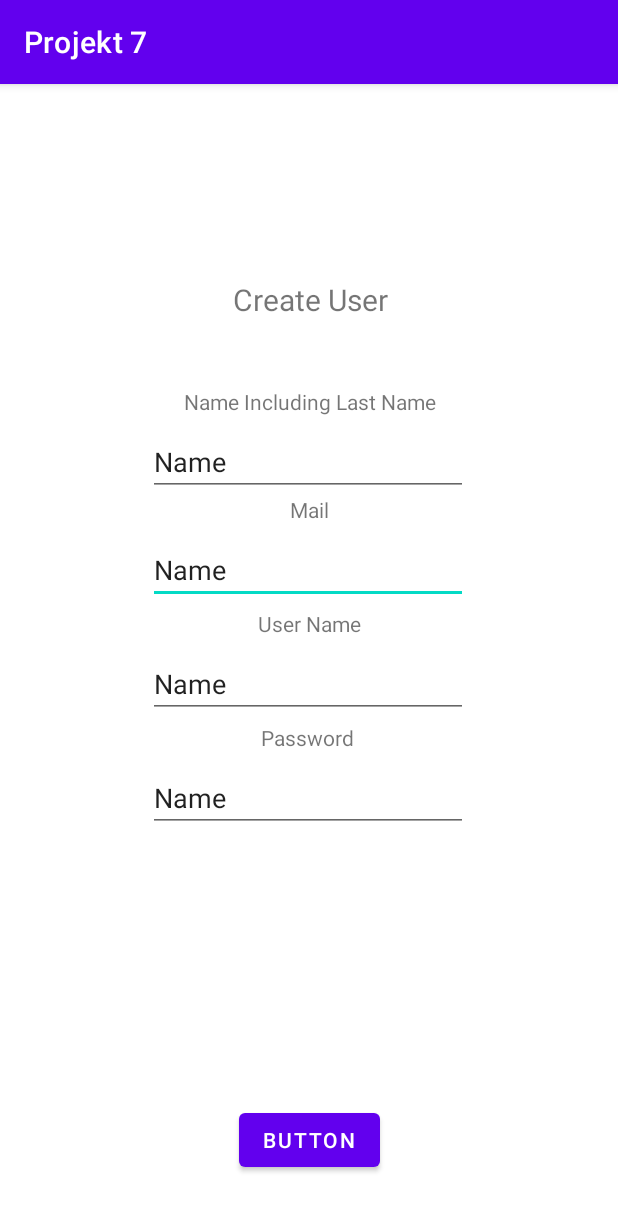
After one commit to tuktukjohansson/projekt7, an Android app: the CreateRUActivity screen opened directly, with no data from a screen before it, on a phone screen of 412 x 824 dp. The commit adds this screen. Shown: the top 1211 px of the screen. Run offline under Robolectric (Android 15) with nearby library versions, the phone set to English and light mode, and no system bars.

Commit message:
Jag har skapat en CreateRUActivity.kt, och gjort en layout. Dock ingen som helst kod eller funktionalitet än.

```diff
--- a/app/src/main/AndroidManifest.xml
+++ b/app/src/main/AndroidManifest.xml
@@ -9,6 +9,9 @@
         android:roundIcon="@mipmap/ic_launcher_round"
         android:supportsRtl="true"
         android:theme="@style/Theme.Projekt7">
+        <activity
+            android:name=".CreateRUActivity"
+            android:exported="true" />
         <activity
             android:name=".CreateBOActivity"
             android:exported="true" />
--- /dev/null
+++ b/app/src/main/java/com/example/projekt7/CreateRUActivity.kt
@@ -0,0 +1,11 @@
+package com.example.projekt7
+
+import androidx.appcompat.app.AppCompatActivity
+import android.os.Bundle
+
+class CreateRUActivity : AppCompatActivity() {
+    override fun onCreate(savedInstanceState: Bundle?) {
+        super.onCreate(savedInstanceState)
+        setContentView(R.layout.activity_create_ruactivity)
+    }
+}
--- a/app/src/main/res/layout/activity_create_boactivity.xml
+++ b/app/src/main/res/layout/activity_create_boactivity.xml
@@ -79,7 +79,7 @@
         app:layout_constraintTop_toBottomOf="@+id/textView" />
 
     <EditText
-        android:id="@+id/editTextTextPersonName4"
+        android:id="@+id/editTextPassword"
         android:layout_width="wrap_content"
         android:layout_height="wrap_content"
         android:layout_marginTop="256dp"
@@ -97,13 +97,13 @@
         android:layout_height="wrap_content"
         android:layout_marginBottom="4dp"
         android:text="Zip Code"
-        app:layout_constraintBottom_toTopOf="@+id/editTextTextPersonName4"
+        app:layout_constraintBottom_toTopOf="@+id/editTextPassword"
         app:layout_constraintEnd_toEndOf="parent"
         app:layout_constraintHorizontal_bias="0.498"
         app:layout_constraintStart_toStartOf="parent" />
 
     <EditText
-        android:id="@+id/editTextTextPersonName2"
+        android:id="@+id/editTextName"
         android:layout_width="wrap_content"
         android:layout_height="wrap_content"
         android:layout_marginTop="32dp"
@@ -126,7 +126,7 @@
         app:layout_constraintTop_toTopOf="parent" />
 
     <EditText
-        android:id="@+id/editTextTextPersonName"
+        android:id="@+id/editTextMail"
         android:layout_width="wrap_content"
         android:layout_height="wrap_content"
         android:layout_marginTop="104dp"
@@ -144,7 +144,7 @@
         android:layout_height="wrap_content"
         android:layout_marginBottom="2dp"
         android:text="Business Name"
-        app:layout_constraintBottom_toTopOf="@+id/editTextTextPersonName"
+        app:layout_constraintBottom_toTopOf="@+id/editTextMail"
         app:layout_constraintEnd_toEndOf="parent"
         app:layout_constraintStart_toStartOf="parent" />
 
@@ -154,13 +154,13 @@
         android:layout_height="wrap_content"
         android:layout_marginBottom="4dp"
         android:text="Street"
-        app:layout_constraintBottom_toTopOf="@+id/editTextTextPersonName3"
+        app:layout_constraintBottom_toTopOf="@+id/editTextUserName"
         app:layout_constraintEnd_toEndOf="parent"
         app:layout_constraintHorizontal_bias="0.501"
         app:layout_constraintStart_toStartOf="parent" />
 
     <EditText
-        android:id="@+id/editTextTextPersonName3"
+        android:id="@+id/editTextUserName"
         android:layout_width="wrap_content"
         android:layout_height="wrap_content"
         android:layout_marginTop="180dp"
@@ -173,12 +173,12 @@
         app:layout_constraintTop_toBottomOf="@+id/textView" />
 
     <TextView
-        android:id="@+id/textView4"
+        android:id="@+id/nameTextView"
         android:layout_width="wrap_content"
         android:layout_height="wrap_content"
         android:layout_marginBottom="4dp"
         android:text="Name Including Last Name"
-        app:layout_constraintBottom_toTopOf="@+id/editTextTextPersonName2"
+        app:layout_constraintBottom_toTopOf="@+id/editTextName"
         app:layout_constraintEnd_toEndOf="parent"
         app:layout_constraintStart_toStartOf="parent" />
 
--- /dev/null
+++ b/app/src/main/res/layout/activity_create_ruactivity.xml
@@ -0,0 +1,126 @@
+<?xml version="1.0" encoding="utf-8"?>
+<androidx.constraintlayout.widget.ConstraintLayout xmlns:android="http://schemas.android.com/apk/res/android"
+    xmlns:app="http://schemas.android.com/apk/res-auto"
+    xmlns:tools="http://schemas.android.com/tools"
+    android:layout_width="match_parent"
+    android:layout_height="match_parent"
+    tools:context=".CreateBOActivity">
+
+    <TextView
+        android:id="@+id/textView6"
+        android:layout_width="wrap_content"
+        android:layout_height="wrap_content"
+        android:layout_marginBottom="8dp"
+        android:text="Password"
+        app:layout_constraintBottom_toTopOf="@+id/editTextPassword"
+        app:layout_constraintEnd_toEndOf="parent"
+        app:layout_constraintHorizontal_bias="0.498"
+        app:layout_constraintStart_toStartOf="parent" />
+
+    <TextView
+        android:id="@+id/textView"
+        android:layout_width="wrap_content"
+        android:layout_height="wrap_content"
+        android:layout_marginTop="130dp"
+        android:text="Create User"
+        android:textSize="20sp"
+        app:layout_constraintEnd_toEndOf="parent"
+        app:layout_constraintHorizontal_bias="0.503"
+        app:layout_constraintStart_toStartOf="parent"
+        app:layout_constraintTop_toTopOf="parent" />
+
+    <EditText
+        android:id="@+id/editTextMail"
+        android:layout_width="wrap_content"
+        android:layout_height="wrap_content"
+        android:layout_marginTop="144dp"
+        android:ems="10"
+        android:inputType="textPersonName"
+        android:text="Name"
+        app:layout_constraintEnd_toEndOf="parent"
+        app:layout_constraintHorizontal_bias="0.497"
+        app:layout_constraintStart_toStartOf="parent"
+        app:layout_constraintTop_toBottomOf="@+id/textView" />
+
+    <EditText
+        android:id="@+id/editTextPassword"
+        android:layout_width="wrap_content"
+        android:layout_height="wrap_content"
+        android:layout_marginTop="296dp"
+        android:ems="10"
+        android:inputType="textPersonName"
+        android:text="Name"
+        app:layout_constraintEnd_toEndOf="parent"
+        app:layout_constraintHorizontal_bias="0.497"
+        app:layout_constraintStart_toStartOf="parent"
+        app:layout_constraintTop_toBottomOf="@+id/textView" />
+
+    <EditText
+        android:id="@+id/editTextUserName"
+        android:layout_width="wrap_content"
+        android:layout_height="wrap_content"
+        android:layout_marginTop="220dp"
+        android:ems="10"
+        android:inputType="textPersonName"
+        android:text="Name"
+        app:layout_constraintEnd_toEndOf="parent"
+        app:layout_constraintHorizontal_bias="0.497"
+        app:layout_constraintStart_toStartOf="parent"
+        app:layout_constraintTop_toBottomOf="@+id/textView" />
+
+    <EditText
+        android:id="@+id/editTextName"
+        android:layout_width="wrap_content"
+        android:layout_height="wrap_content"
+        android:layout_marginTop="72dp"
+        android:ems="10"
+        android:inputType="textPersonName"
+        android:text="Name"
+        app:layout_constraintEnd_toEndOf="parent"
+        app:layout_constraintHorizontal_bias="0.497"
+        app:layout_constraintStart_toStartOf="parent"
+        app:layout_constraintTop_toBottomOf="@+id/textView" />
+
+    <TextView
+        android:id="@+id/textView2"
+        android:layout_width="wrap_content"
+        android:layout_height="wrap_content"
+        android:layout_marginBottom="8dp"
+        android:text="Mail"
+        app:layout_constraintBottom_toTopOf="@+id/editTextMail"
+        app:layout_constraintEnd_toEndOf="parent"
+        app:layout_constraintStart_toStartOf="parent" />
+
+    <TextView
+        android:id="@+id/textView5"
+        android:layout_width="wrap_content"
+        android:layout_height="wrap_content"
+        android:layout_marginBottom="8dp"
+        android:text="User Name"
+        app:layout_constraintBottom_toTopOf="@+id/editTextUserName"
+        app:layout_constraintEnd_toEndOf="parent"
+        app:layout_constraintHorizontal_bias="0.501"
+        app:layout_constraintStart_toStartOf="parent" />
+
+    <TextView
+        android:id="@+id/nameTextView"
+        android:layout_width="wrap_content"
+        android:layout_height="wrap_content"
+        android:layout_marginBottom="8dp"
+        android:text="Name Including Last Name"
+        app:layout_constraintBottom_toTopOf="@+id/editTextName"
+        app:layout_constraintEnd_toEndOf="parent"
+        app:layout_constraintHorizontal_bias="0.504"
+        app:layout_constraintStart_toStartOf="parent" />
+
+    <Button
+        android:id="@+id/button"
+        android:layout_width="wrap_content"
+        android:layout_height="wrap_content"
+        android:layout_marginBottom="40dp"
+        android:text="Button"
+        app:layout_constraintBottom_toBottomOf="parent"
+        app:layout_constraintEnd_toEndOf="parent"
+        app:layout_constraintHorizontal_bias="0.5"
+        app:layout_constraintStart_toStartOf="parent" />
+</androidx.constraintlayout.widget.ConstraintLayout>
```
